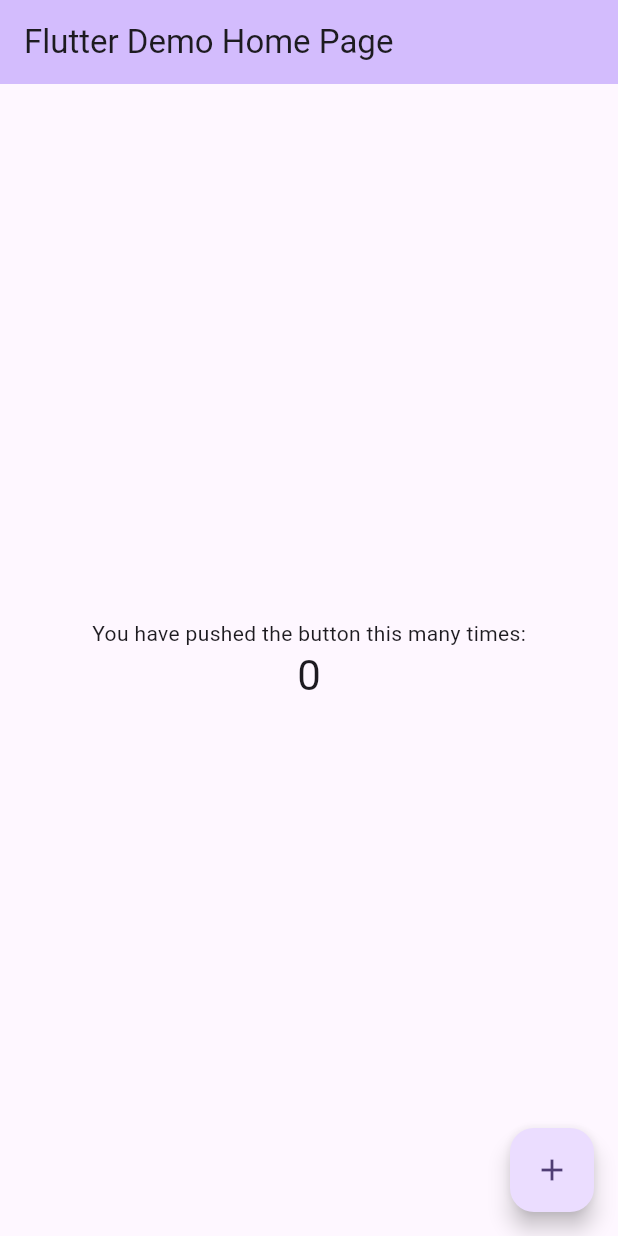
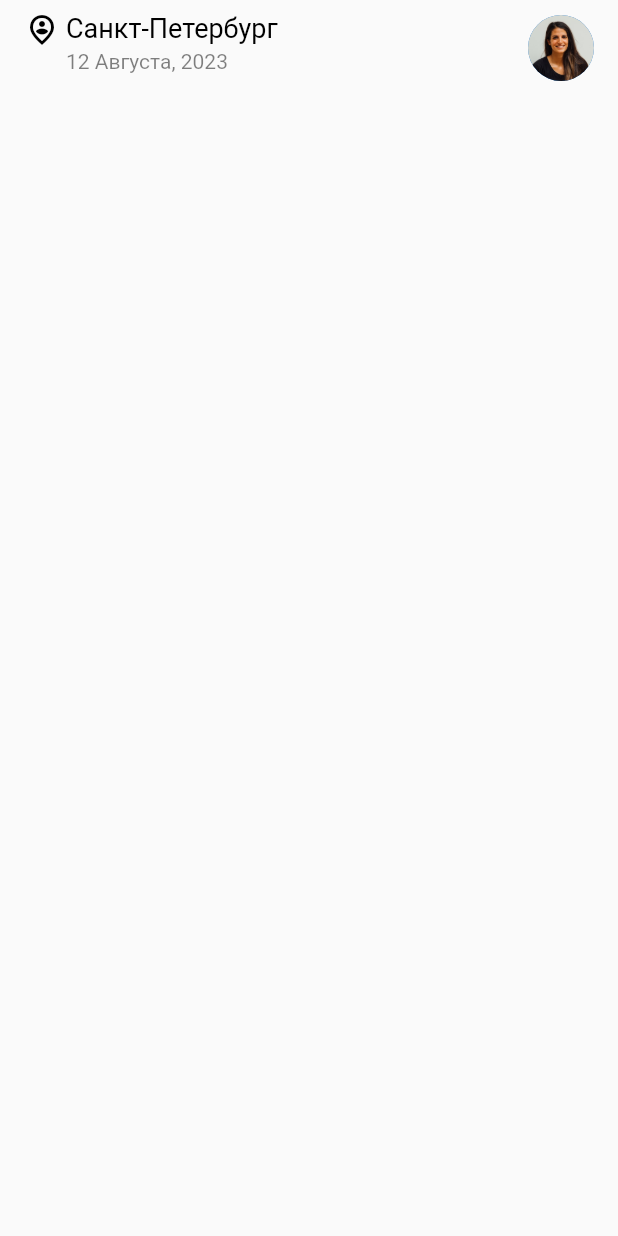
Before and after one commit to dimalepel/shop_minin_test_app, a Flutter app: the screen it shows after launch, on a phone screen of 412 x 824 dp. Run offline on Flutter 3.47's test engine with Material 2 defaults, Android fonts, the phone set to English and light mode, and no system bars.

Commit message:
feat: add app bar home screen

```diff
--- a/lib/main.dart
+++ b/lib/main.dart
@@ -1,125 +1,6 @@
 import 'package:flutter/material.dart';
+import 'package:shop_minin_test_app/widgets/my_app.dart';
 
 void main() {
   runApp(const MyApp());
 }
-
-class MyApp extends StatelessWidget {
-  const MyApp({super.key});
-
-  // This widget is the root of your application.
-  @override
-  Widget build(BuildContext context) {
-    return MaterialApp(
-      title: 'Flutter Demo',
-      theme: ThemeData(
-        // This is the theme of your application.
-        //
-        // TRY THIS: Try running your application with "flutter run". You'll see
-        // the application has a blue toolbar. Then, without quitting the app,
-        // try changing the seedColor in the colorScheme below to Colors.green
-        // and then invoke "hot reload" (save your changes or press the "hot
-        // reload" button in a Flutter-supported IDE, or press "r" if you used
-        // the command line to start the app).
-        //
-        // Notice that the counter didn't reset back to zero; the application
-        // state is not lost during the reload. To reset the state, use hot
-        // restart instead.
-        //
-        // This works for code too, not just values: Most code changes can be
-        // tested with just a hot reload.
-        colorScheme: ColorScheme.fromSeed(seedColor: Colors.deepPurple),
-        useMaterial3: true,
-      ),
-      home: const MyHomePage(title: 'Flutter Demo Home Page'),
-    );
-  }
-}
-
-class MyHomePage extends StatefulWidget {
-  const MyHomePage({super.key, required this.title});
-
-  // This widget is the home page of your application. It is stateful, meaning
-  // that it has a State object (defined below) that contains fields that affect
-  // how it looks.
-
-  // This class is the configuration for the state. It holds the values (in this
-  // case the title) provided by the parent (in this case the App widget) and
-  // used by the build method of the State. Fields in a Widget subclass are
-  // always marked "final".
-
-  final String title;
-
-  @override
-  State<MyHomePage> createState() => _MyHomePageState();
-}
-
-class _MyHomePageState extends State<MyHomePage> {
-  int _counter = 0;
-
-  void _incrementCounter() {
-    setState(() {
-      // This call to setState tells the Flutter framework that something has
-      // changed in this State, which causes it to rerun the build method below
-      // so that the display can reflect the updated values. If we changed
-      // _counter without calling setState(), then the build method would not be
-      // called again, and so nothing would appear to happen.
-      _counter++;
-    });
-  }
-
-  @override
-  Widget build(BuildContext context) {
-    // This method is rerun every time setState is called, for instance as done
-    // by the _incrementCounter method above.
-    //
-    // The Flutter framework has been optimized to make rerunning build methods
-    // fast, so that you can just rebuild anything that needs updating rather
-    // than having to individually change instances of widgets.
-    return Scaffold(
-      appBar: AppBar(
-        // TRY THIS: Try changing the color here to a specific color (to
-        // Colors.amber, perhaps?) and trigger a hot reload to see the AppBar
-        // change color while the other colors stay the same.
-        backgroundColor: Theme.of(context).colorScheme.inversePrimary,
-        // Here we take the value from the MyHomePage object that was created by
-        // the App.build method, and use it to set our appbar title.
-        title: Text(widget.title),
-      ),
-      body: Center(
-        // Center is a layout widget. It takes a single child and positions it
-        // in the middle of the parent.
-        child: Column(
-          // Column is also a layout widget. It takes a list of children and
-          // arranges them vertically. By default, it sizes itself to fit its
-          // children horizontally, and tries to be as tall as its parent.
-          //
-          // Column has various properties to control how it sizes itself and
-          // how it positions its children. Here we use mainAxisAlignment to
-          // center the children vertically; the main axis here is the vertical
-          // axis because Columns are vertical (the cross axis would be
-          // horizontal).
-          //
-          // TRY THIS: Invoke "debug painting" (choose the "Toggle Debug Paint"
-          // action in the IDE, or press "p" in the console), to see the
-          // wireframe for each widget.
-          mainAxisAlignment: MainAxisAlignment.center,
-          children: <Widget>[
-            const Text(
-              'You have pushed the button this many times:',
-            ),
-            Text(
-              '$_counter',
-              style: Theme.of(context).textTheme.headlineMedium,
-            ),
-          ],
-        ),
-      ),
-      floatingActionButton: FloatingActionButton(
-        onPressed: _incrementCounter,
-        tooltip: 'Increment',
-        child: const Icon(Icons.add),
-      ), // This trailing comma makes auto-formatting nicer for build methods.
-    );
-  }
-}
--- /dev/null
+++ b/lib/screens/home_screen.dart
@@ -0,0 +1,66 @@
+import 'package:flutter/material.dart';
+
+class HomeScreen extends StatelessWidget {
+  const HomeScreen({super.key});
+
+  @override
+  Widget build(BuildContext context) {
+    return Scaffold(
+      appBar: AppBar(
+        backgroundColor: Colors.transparent,
+        toolbarHeight: 57,
+        elevation: 0,
+        leadingWidth: 200,
+        leading: Padding(
+          padding: const EdgeInsets.only(left: 16, top: 8),
+          child: Row(
+              mainAxisAlignment: MainAxisAlignment.spaceBetween,
+              children: [
+                Row(
+                  crossAxisAlignment: CrossAxisAlignment.start,
+                  children: [
+                    const Icon(
+                      Icons.person_pin_circle_outlined,
+                      size: 24,
+                      color: Colors.black,
+                    ),
+                    const SizedBox(width: 4,),
+                    Column(
+                      crossAxisAlignment: CrossAxisAlignment.start,
+
+                      children: [
+                        const Text(
+                          'Санкт-Петербург',
+                          style: TextStyle(
+                            fontSize: 18,
+                            color: Colors.black,
+                          ),
+                        ),
+                        const SizedBox(height: 4,),
+                        Text(
+                          '12 Августа, 2023',
+                          style: TextStyle(
+                            fontSize: 14,
+                            color: Colors.black.withOpacity(0.5),
+                          ),
+                        ),
+                      ],
+                    ),
+                  ],
+                ),
+              ],
+          ),
+        ),
+        actions: [
+          const Padding(
+            padding: EdgeInsets.only(top: 7, right: 16),
+            child: CircleAvatar(
+              radius: 22,
+              backgroundImage: AssetImage('assets/images/avatar.png'),
+            )
+          ),
+        ],
+      ),
+    );
+  }
+}
--- /dev/null
+++ b/lib/widgets/my_app.dart
@@ -0,0 +1,15 @@
+import 'package:flutter/material.dart';
+import 'package:shop_minin_test_app/screens/home_screen.dart';
+
+class MyApp extends StatelessWidget {
+  const MyApp({super.key});
+
+  @override
+  Widget build(BuildContext context) {
+    return const MaterialApp(
+      debugShowCheckedModeBanner: false,
+      title: 'Доставка Еды',
+      home: HomeScreen(),
+    );
+  }
+}
--- a/pubspec.yaml
+++ b/pubspec.yaml
@@ -59,9 +59,8 @@ flutter:
   uses-material-design: true
 
   # To add assets to your application, add an assets section, like this:
-  # assets:
-  #   - images/a_dot_burr.jpeg
-  #   - images/a_dot_ham.jpeg
+  assets:
+    - assets/images/
 
   # An image asset can refer to one or more resolution-specific "variants", see
   # https://flutter.dev/assets-and-images/#resolution-aware
```
Also changed, not shown: assets/images/avatar.png (added), 1 other file.
